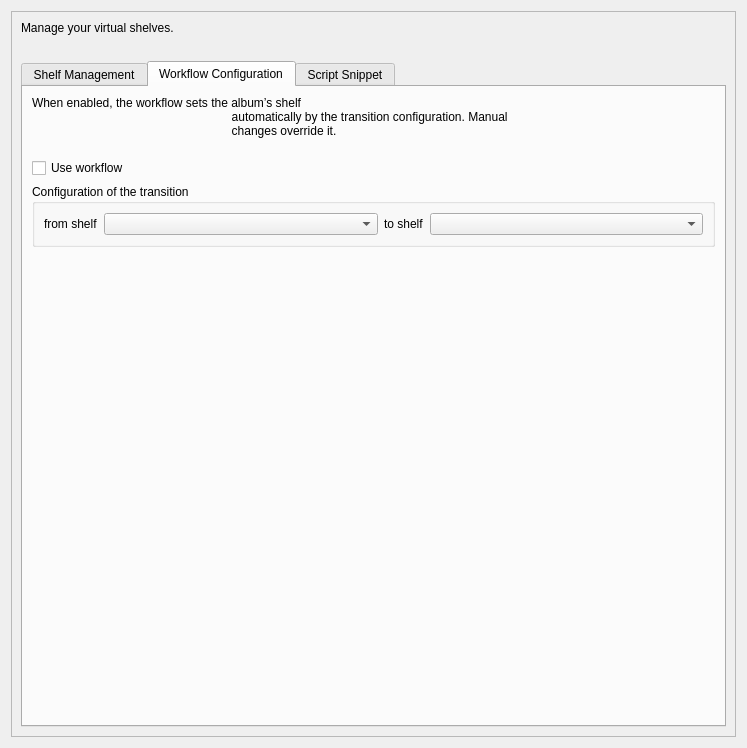
Above: plugins/shelves/ui/shelves.ui from metabrainz/picard-plugins before the change. Below: the same form after it.
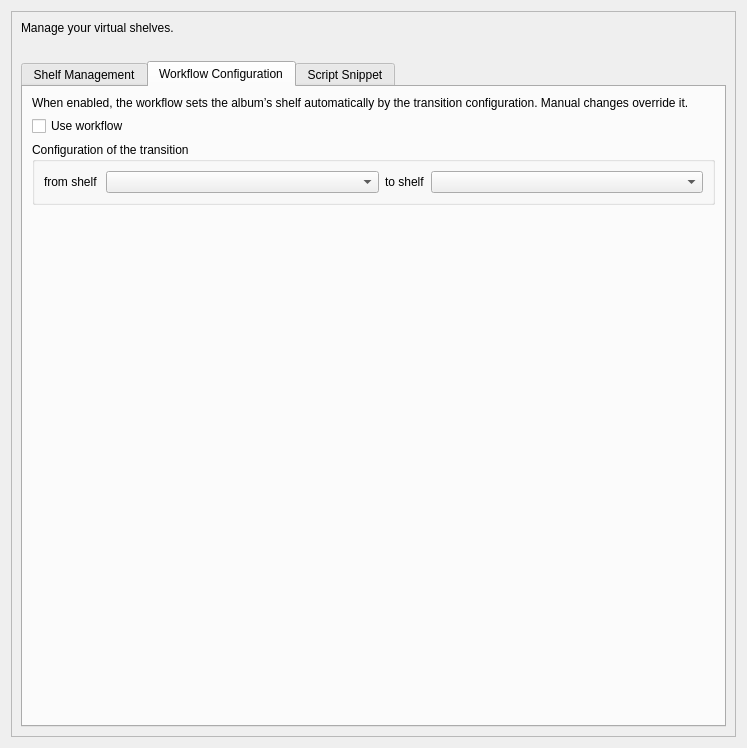
That is the form after the change.

Commit message: style(shelves): clean up whitespace and formatting in plugin files

```diff
--- a/plugins/shelves/ui/shelves.ui
+++ b/plugins/shelves/ui/shelves.ui
@@ -203,10 +203,7 @@
                                             <item alignment="Qt::AlignTop">
                                                 <widget class="QLabel" name="l_workflow_description">
                                                     <property name="text">
-                                                        <string>When enabled, the workflow sets the album’s shelf
-                                                            automatically by the transition configuration. Manual
-                                                            changes override it.
-                                                        </string>
+              <string>When enabled, the workflow sets the album’s shelf automatically by the transition configuration. Manual changes override it.</string>
                                                     </property>
                                                     <property name="wordWrap">
                                                         <bool>true</bool>
@@ -239,7 +236,7 @@
                                                                     </sizepolicy>
                                                                 </property>
                                                                 <property name="text">
-                                                                    <string>from shelf</string>
+                 <string>from shelf </string>
                                                                 </property>
                                                             </widget>
                                                         </item>
```
Left out of the diff: 35 changed lines with no effect on the pictures. Lines whose indentation alone changed are shown as unchanged. The commit also changes 7 other files.
